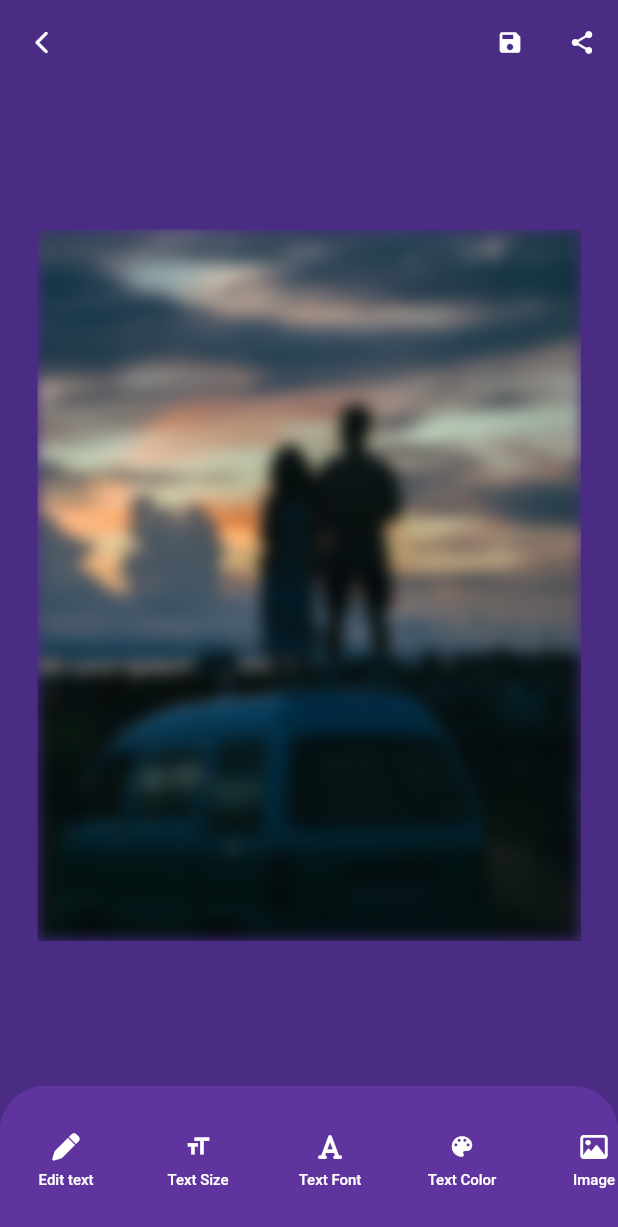
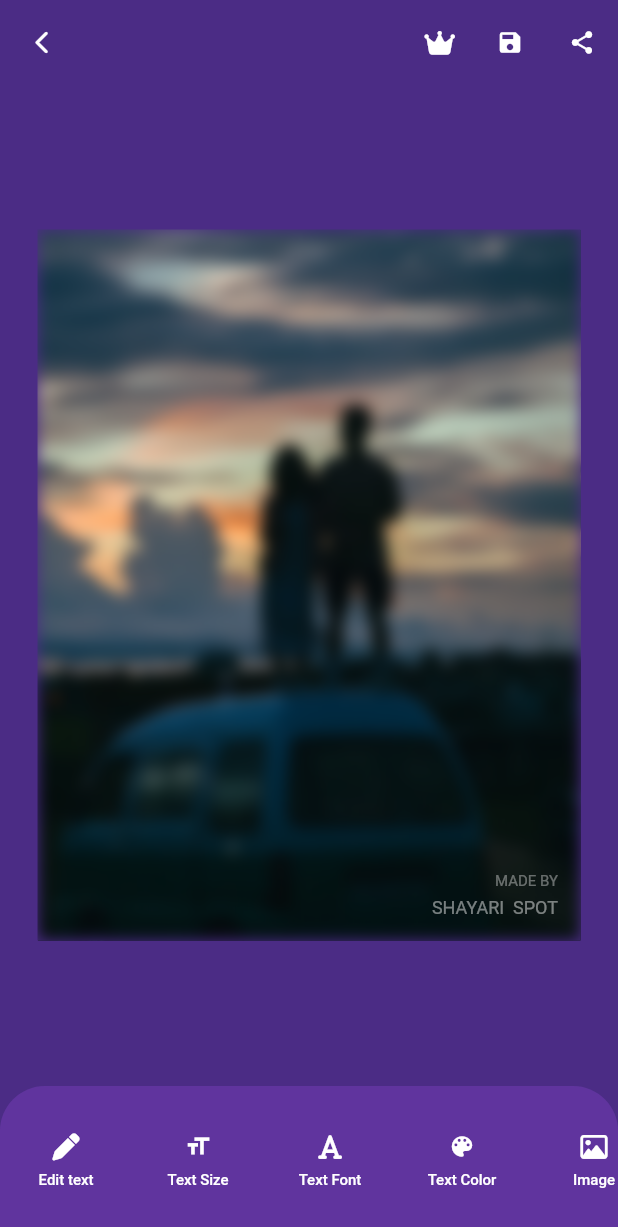
Before and after one commit to codexsourav/Shayari-Spot, a Flutter app: the EditPage screen opened directly with empty values, on a phone screen of 412 x 824 dp. Shown: the top 1227 px of the screen. Run offline on Flutter 3.47's test engine with Material 2 defaults, Android fonts, the phone set to English and light mode, and no system bars; our stand-ins replace cached_network_image, cloud_firestore, firebase_core, flutter_tts, font_awesome_flutter, google_mobile_ads and 1 more; missing offline and left inert: clipboard, flex_color_picker, image_downloader, widgets_to_image; accounts and stored records are empty.

Commit message:
fix isshu add wattermark

```diff
--- a/lib/Models/ads/adsid.dart
+++ b/lib/Models/ads/adsid.dart
@@ -4,14 +4,18 @@ class AdsId {
   late String adsAppOpenId;
   late String adsBanner;
   late String adsInterstitial;
-  late String adsInterstitialVideo;
+  late String rewardedads;
   late bool showads;
 
   AdsId() {
-    showads = false;
-    adsAppOpenId = Platform.isAndroid ? "ca-app-pub-3072759372946465/7869373855" : "";
-    adsBanner = Platform.isAndroid ? "ca-app-pub-3072759372946465/5797474783" : "";
-    adsInterstitial = Platform.isAndroid ? "ca-app-pub-3072759372946465/9294136162" : "";
-    adsInterstitialVideo = Platform.isAndroid ? "ca-app-pub-3072759372946465/9294136162" : "";
+    showads = true;
+    adsAppOpenId =
+        Platform.isAndroid ? "ca-app-pub-3072759372946465/7869373855" : "";
+    adsBanner =
+        Platform.isAndroid ? "ca-app-pub-3072759372946465/5797474783" : "";
+    adsInterstitial =
+        Platform.isAndroid ? "ca-app-pub-3072759372946465/9294136162" : "";
+    rewardedads =
+        Platform.isAndroid ? "ca-app-pub-3072759372946465/9491779382" : "";
   }
 }
--- a/lib/Pages/EditPage.dart
+++ b/lib/Pages/EditPage.dart
@@ -12,6 +12,7 @@ import 'package:mysyri/res/MySnackBox.dart';
 import 'package:mysyri/res/editpage/Fontabs.dart';
 import 'package:mysyri/res/editpage/ImgNav.dart';
 import 'package:mysyri/res/editpage/NavItem.dart';
+import 'package:mysyri/res/editpage/Watermark.dart';
 import 'package:path_provider/path_provider.dart';
 import 'package:share_plus/share_plus.dart';
 import 'package:widgets_to_image/widgets_to_image.dart';
@@ -30,6 +31,8 @@ class _EditPageState extends State<EditPage> {
   late TextEditingController textcontroller;
   WidgetsToImageController imgcontroller = WidgetsToImageController();
   var adload;
+  late RewardedInterstitialAd rewordedad;
+  bool pro = false;
 
 // loadadfunction
   loaads() {
@@ -50,6 +53,24 @@ class _EditPageState extends State<EditPage> {
     }
   }
 
+// set reworded ads
+  rewordadsload() async {
+    await RewardedInterstitialAd.load(
+      adUnitId: AdsId().rewardedads,
+      request: const AdRequest(),
+      rewardedInterstitialAdLoadCallback: RewardedInterstitialAdLoadCallback(
+        onAdLoaded: (ad) {
+          rewordedad = ad;
+        },
+        onAdFailedToLoad: (e) {
+          if (kDebugMode) {
+            print('////////// Ads Load Field');
+          }
+        },
+      ),
+    );
+  }
+
   @override
   void initState() {
     super.initState();
@@ -58,6 +79,7 @@ class _EditPageState extends State<EditPage> {
 
 // fo ads
     loaads();
+    rewordadsload();
   }
 
   int clicktab = 0;
@@ -144,6 +166,32 @@ class _EditPageState extends State<EditPage> {
     }
   }
 
+  proPopup() async {
+    ScaffoldMessenger.of(context).showSnackBar(
+      mysnackbar(
+        msg: "   Show A Video To Remove Watermark",
+        color: const Color.fromARGB(255, 105, 98, 0),
+        onpress: () {
+          ScaffoldMessenger.of(context).hideCurrentSnackBar();
+          if (rewordedad != null) {
+            rewordedad.show(
+                onUserEarnedReward: (AdWithoutView ad, RewardItem rewardItem) {
+              setState(() {
+                pro = true;
+              });
+            });
+          } else {
+            rewordadsload();
+          }
+        },
+        icon: Icon(
+          FontAwesomeIcons.crown,
+          color: iconcolor,
+        ),
+      ),
+    );
+  }
+
   @override
   Widget build(BuildContext context) {
     var swidth = MediaQuery.of(context).size.width - 50;
@@ -191,6 +239,14 @@ class _EditPageState extends State<EditPage> {
           ),
           actions: [
             IconButton(
+              disabledColor: Colors.yellow,
+              onPressed: !pro ? proPopup : null,
+              icon: const Icon(
+                FontAwesomeIcons.crown,
+                size: 18,
+              ),
+            ),
+            IconButton(
               disabledColor: inactivecolor,
               onPressed: !loading ? saveimage : null,
               icon: const Icon(
@@ -229,7 +285,10 @@ class _EditPageState extends State<EditPage> {
                     child: Stack(
                       children: [
                         BackdropFilter(
-                          filter: new ImageFilter.blur(sigmaX: bgblur, sigmaY: bgblur),
+                          filter: ImageFilter.blur(
+                            sigmaX: bgblur,
+                            sigmaY: bgblur,
+                          ),
                           child: Container(
                             color: sbgcolor,
                           ),
@@ -258,6 +317,7 @@ class _EditPageState extends State<EditPage> {
                             ),
                           ),
                         ),
+                        !pro ? watermark() : const SizedBox(width: 0),
                       ],
                     ),
                   ),
@@ -409,7 +469,8 @@ class _EditPageState extends State<EditPage> {
   Widget alertColor({type}) {
     return AlertDialog(
       insetPadding: const EdgeInsets.all(10),
-      shape: const RoundedRectangleBorder(borderRadius: BorderRadius.all(Radius.circular(10.0))),
+      shape: const RoundedRectangleBorder(
+          borderRadius: BorderRadius.all(Radius.circular(10.0))),
       content: SizedBox(
         height: 400,
         child: ColorPicker(
@@ -456,7 +517,8 @@ class _EditPageState extends State<EditPage> {
     return AlertDialog(
       backgroundColor: bgcolor,
       insetPadding: const EdgeInsets.all(10),
-      shape: const RoundedRectangleBorder(borderRadius: BorderRadius.all(Radius.circular(10.0))),
+      shape: const RoundedRectangleBorder(
+          borderRadius: BorderRadius.all(Radius.circular(10.0))),
       content: Container(
         height: 190,
         child: Column(
--- a/lib/Pages/Image_Page.dart
+++ b/lib/Pages/Image_Page.dart
@@ -20,7 +20,7 @@ class _ImagePageState extends State<ImagePage> {
   loadadinst() {
     if (AdsId().showads) {
       InterstitialAd.load(
-          adUnitId: AdsId().adsInterstitialVideo,
+          adUnitId: AdsId().adsInterstitial,
           request: const AdRequest(),
           adLoadCallback: InterstitialAdLoadCallback(
             onAdLoaded: (InterstitialAd ad) {
@@ -44,7 +44,8 @@ class _ImagePageState extends State<ImagePage> {
   @override
   Widget build(BuildContext context) {
     return FutureBuilder(
-      future: FirebaseFirestore.instance.collection('images').doc("walpaper").get(),
+      future:
+          FirebaseFirestore.instance.collection('images').doc("walpaper").get(),
       builder: (context, snapshot) {
         if (snapshot.hasData) {
           if (snapshot.data!.data() == null) {
--- /dev/null
+++ b/lib/res/editpage/Watermark.dart
@@ -0,0 +1,32 @@
+import 'package:flutter/material.dart';
+
+Widget watermark() {
+  return Positioned.fill(
+    child: Align(
+      alignment: Alignment.bottomRight,
+      child: Container(
+        margin: const EdgeInsets.only(right: 15),
+        height: 60,
+        child: Column(
+          crossAxisAlignment: CrossAxisAlignment.end,
+          mainAxisAlignment: MainAxisAlignment.center,
+          children: const [
+            Text(
+              'MADE BY',
+              style: TextStyle(
+                color: Color.fromARGB(96, 255, 255, 255),
+                fontSize: 10,
+              ),
+            ),
+            SizedBox(height: 5),
+            Text(
+              'SHAYARI  SPOT',
+              style: TextStyle(
+                  color: Color.fromARGB(118, 255, 255, 255), fontSize: 12),
+            ),
+          ],
+        ),
+      ),
+    ),
+  );
+}
--- a/pubspec.yaml
+++ b/pubspec.yaml
@@ -17,7 +17,7 @@ publish_to: "none" # Remove this line if you wish to publish to pub.dev
 # https://developer.apple.com/library/archive/documentation/General/Reference/InfoPlistKeyReference/Articles/CoreFoundationKeys.html
 # In Windows, build-name is used as the major, minor, and patch parts
 # of the product and file versions while build-number is used as the build suffix.
-version: 1.3.0+4
+version: 1.3.2+5
 
 environment:
   sdk: ">=2.18.2 <3.0.0"
```
Also changed, not shown: lib/Models/appinfo.dart (+40 -14 lines), lib/Models/constents.dart (+5 -3 lines), lib/Pages/Shri_page.dart (+51 -13 lines), lib/Pages/Tabs.dart (+10 -4 lines), lib/res/ImgBox.dart (+13 -4 lines), lib/res/ShyriBox.dart (+24 -9 lines), pubspec.lock, 2 other files.
